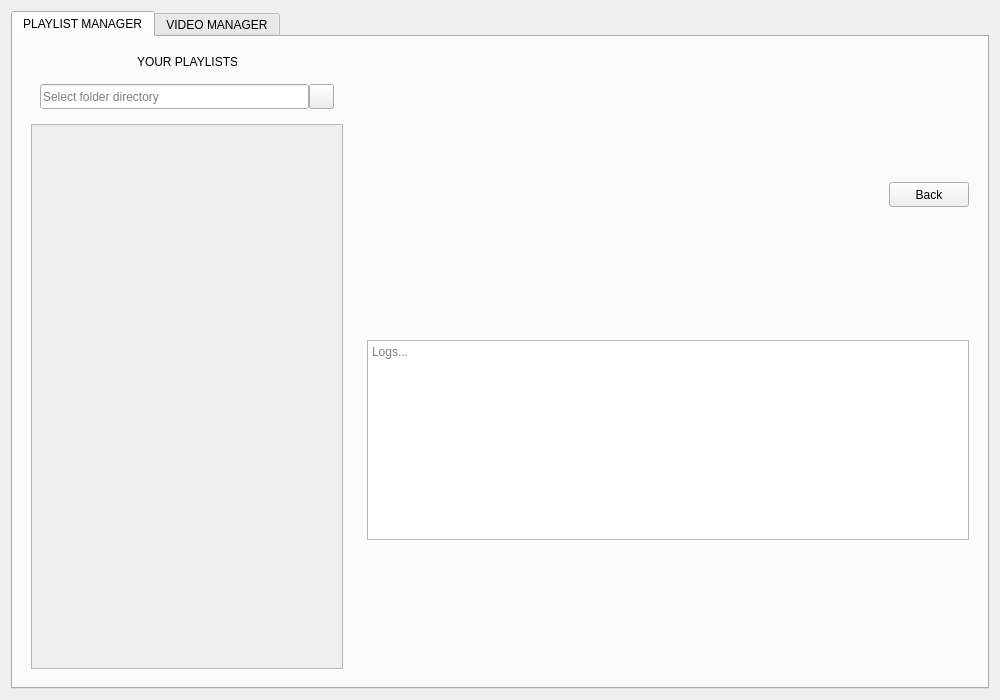
Above: main.ui from VitoCammarata/YTManager before the change. Below: the same form after it.
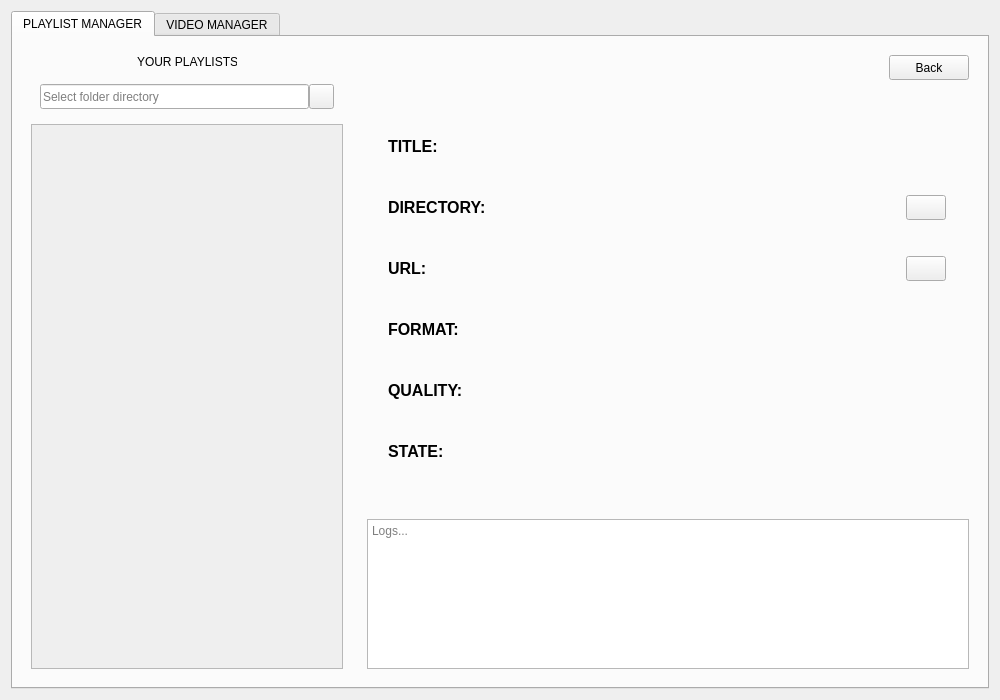
That is the form after the change. The open tabs and pages were chosen to show the change. Icons and pictures are not drawn.

Commit message: show playlist data

The edit to the form file:
```diff
--- a/main.ui
+++ b/main.ui
@@ -36,7 +36,7 @@
    <string notr="true"/>
   </property>
   <layout class="QGridLayout" name="gridLayout">
-   <item row="0" column="0">
+   <item row="1" column="0">
     <widget class="QTabWidget" name="menuSections">
      <property name="maximumSize">
       <size>
@@ -321,9 +321,6 @@
          </widget>
          <widget class="QWidget" name="managePlaylist">
           <layout class="QVBoxLayout" name="verticalLayout_4">
-           <property name="topMargin">
-            <number>9</number>
-           </property>
            <item alignment="Qt::AlignRight">
             <widget class="QPushButton" name="backButton">
              <property name="minimumSize">
@@ -346,14 +343,423 @@
              </property>
             </widget>
            </item>
+           <item>
+            <widget class="QWidget" name="playlistDataActions" native="true">
+             <layout class="QVBoxLayout" name="verticalLayout_6">
+              <item>
+               <widget class="QWidget" name="playlistInfoContainer" native="true">
+                <property name="maximumSize">
+                 <size>
+                  <width>16777215</width>
+                  <height>16777215</height>
+                 </size>
+                </property>
+                <property name="font">
+                 <font>
+                  <pointsize>12</pointsize>
+                  <bold>false</bold>
+                 </font>
+                </property>
+                <property name="cursor">
+                 <cursorShape>CrossCursor</cursorShape>
+                </property>
+                <layout class="QGridLayout" name="gridLayout_2">
+                 <item row="0" column="0">
+                  <widget class="QLabel" name="title">
+                   <property name="maximumSize">
+                    <size>
+                     <width>100</width>
+                     <height>25</height>
+                    </size>
+                   </property>
+                   <property name="font">
+                    <font>
+                     <pointsize>12</pointsize>
+                     <italic>false</italic>
+                     <bold>true</bold>
+                     <underline>false</underline>
+                     <strikeout>false</strikeout>
+                    </font>
+                   </property>
+                   <property name="styleSheet">
+                    <string notr="true">color: rgb(0, 0, 0);</string>
+                   </property>
+                   <property name="text">
+                    <string>TITLE:</string>
+                   </property>
+                  </widget>
+                 </item>
+                 <item row="0" column="1">
+                  <widget class="QLineEdit" name="titleName">
+                   <property name="maximumSize">
+                    <size>
+                     <width>400</width>
+                     <height>25</height>
+                    </size>
+                   </property>
+                   <property name="font">
+                    <font>
+                     <pointsize>12</pointsize>
+                     <bold>true</bold>
+                    </font>
+                   </property>
+                   <property name="styleSheet">
+                    <string notr="true">background:transparent</string>
+                   </property>
+                   <property name="frame">
+                    <bool>false</bool>
+                   </property>
+                   <property name="cursorPosition">
+                    <number>0</number>
+                   </property>
+                   <property name="alignment">
+                    <set>Qt::AlignLeading|Qt::AlignLeft|Qt::AlignVCenter</set>
+                   </property>
+                   <property name="dragEnabled">
+                    <bool>false</bool>
+                   </property>
+                   <property name="readOnly">
+                    <bool>true</bool>
+                   </property>
+                  </widget>
+                 </item>
+                 <item row="1" column="0">
+                  <widget class="QLabel" name="directory">
+                   <property name="maximumSize">
+                    <size>
+                     <width>100</width>
+                     <height>25</height>
+                    </size>
+                   </property>
+                   <property name="font">
+                    <font>
+                     <pointsize>12</pointsize>
+                     <bold>true</bold>
+                    </font>
+                   </property>
+                   <property name="styleSheet">
+                    <string notr="true">color: rgb(0, 0, 0);</string>
+                   </property>
+                   <property name="text">
+                    <string>DIRECTORY:</string>
+                   </property>
+                  </widget>
+                 </item>
+                 <item row="1" column="1">
+                  <widget class="QLineEdit" name="directoryName">
+                   <property name="maximumSize">
+                    <size>
+                     <width>400</width>
+                     <height>25</height>
+                    </size>
+                   </property>
+                   <property name="font">
+                    <font>
+                     <pointsize>12</pointsize>
+                     <bold>true</bold>
+                    </font>
+                   </property>
+                   <property name="styleSheet">
+                    <string notr="true">background:transparent</string>
+                   </property>
+                   <property name="frame">
+                    <bool>false</bool>
+                   </property>
+                   <property name="cursorPosition">
+                    <number>0</number>
+                   </property>
+                   <property name="alignment">
+                    <set>Qt::AlignLeading|Qt::AlignLeft|Qt::AlignVCenter</set>
+                   </property>
+                   <property name="dragEnabled">
+                    <bool>false</bool>
+                   </property>
+                   <property name="readOnly">
+                    <bool>true</bool>
+                   </property>
+                  </widget>
+                 </item>
+                 <item row="1" column="2">
+                  <widget class="QPushButton" name="openDirectory">
+                   <property name="maximumSize">
+                    <size>
+                     <width>40</width>
+                     <height>25</height>
+                    </size>
+                   </property>
+                   <property name="text">
+                    <string/>
+                   </property>
+                   <property name="icon">
+                    <iconset theme="folder"/>
+                   </property>
+                  </widget>
+                 </item>
+                 <item row="2" column="0">
+                  <widget class="QLabel" name="url">
+                   <property name="maximumSize">
+                    <size>
+                     <width>100</width>
+                     <height>25</height>
+                    </size>
+                   </property>
+                   <property name="font">
+                    <font>
+                     <pointsize>12</pointsize>
+                     <bold>true</bold>
+                    </font>
+                   </property>
+                   <property name="styleSheet">
+                    <string notr="true">color: rgb(0, 0, 0);</string>
+                   </property>
+                   <property name="text">
+                    <string>URL:</string>
+                   </property>
+                  </widget>
+                 </item>
+                 <item row="2" column="1">
+                  <widget class="QLineEdit" name="urlName">
+                   <property name="maximumSize">
+                    <size>
+                     <width>400</width>
+                     <height>25</height>
+                    </size>
+                   </property>
+                   <property name="font">
+                    <font>
+                     <pointsize>12</pointsize>
+                     <bold>true</bold>
+                    </font>
+                   </property>
+                   <property name="styleSheet">
+                    <string notr="true">background:transparent</string>
+                   </property>
+                   <property name="frame">
+                    <bool>false</bool>
+                   </property>
+                   <property name="cursorPosition">
+                    <number>0</number>
+                   </property>
+                   <property name="alignment">
+                    <set>Qt::AlignLeading|Qt::AlignLeft|Qt::AlignVCenter</set>
+                   </property>
+                   <property name="dragEnabled">
+                    <bool>false</bool>
+                   </property>
+                   <property name="readOnly">
+                    <bool>true</bool>
+                   </property>
+                  </widget>
+                 </item>
+                 <item row="2" column="2">
+                  <widget class="QPushButton" name="go_to_YT">
+                   <property name="maximumSize">
+                    <size>
+                     <width>40</width>
+                     <height>25</height>
+                    </size>
+                   </property>
+                   <property name="text">
+                    <string/>
+                   </property>
+                   <property name="icon">
+                    <iconset theme="applications-multimedia"/>
+                   </property>
+                  </widget>
+                 </item>
+                 <item row="3" column="0">
+                  <widget class="QLabel" name="format">
+                   <property name="maximumSize">
+                    <size>
+                     <width>100</width>
+                     <height>25</height>
+                    </size>
+                   </property>
+                   <property name="font">
+                    <font>
+                     <pointsize>12</pointsize>
+                     <bold>true</bold>
+                    </font>
+                   </property>
+                   <property name="styleSheet">
+                    <string notr="true">color: rgb(0, 0, 0);</string>
+                   </property>
+                   <property name="text">
+                    <string>FORMAT:</string>
+                   </property>
+                  </widget>
+                 </item>
+                 <item row="3" column="1">
+                  <widget class="QLineEdit" name="formatName">
+                   <property name="maximumSize">
+                    <size>
+                     <width>400</width>
+                     <height>25</height>
+                    </size>
+                   </property>
+                   <property name="font">
+                    <font>
+                     <pointsize>12</pointsize>
+                     <bold>true</bold>
+                    </font>
+                   </property>
+                   <property name="styleSheet">
+                    <string notr="true">background:transparent</string>
+                   </property>
+                   <property name="frame">
+                    <bool>false</bool>
+                   </property>
+                   <property name="cursorPosition">
+                    <number>0</number>
+                   </property>
+                   <property name="alignment">
+                    <set>Qt::AlignLeading|Qt::AlignLeft|Qt::AlignVCenter</set>
+                   </property>
+                   <property name="dragEnabled">
+                    <bool>false</bool>
+                   </property>
+                   <property name="readOnly">
+                    <bool>true</bool>
+                   </property>
+                  </widget>
+                 </item>
+                 <item row="4" column="0">
+                  <widget class="QLabel" name="quality">
+                   <property name="maximumSize">
+                    <size>
+                     <width>100</width>
+                     <height>25</height>
+                    </size>
+                   </property>
+                   <property name="font">
+                    <font>
+                     <pointsize>12</pointsize>
+                     <bold>true</bold>
+                    </font>
+                   </property>
+                   <property name="styleSheet">
+                    <string notr="true">color: rgb(0, 0, 0);</string>
+                   </property>
+                   <property name="text">
+                    <string>QUALITY:</string>
+                   </property>
+                  </widget>
+                 </item>
+                 <item row="4" column="1">
+                  <widget class="QLineEdit" name="qualityName">
+                   <property name="maximumSize">
+                    <size>
+                     <width>400</width>
+                     <height>25</height>
+                    </size>
+                   </property>
+                   <property name="font">
+                    <font>
+                     <pointsize>12</pointsize>
+                     <bold>true</bold>
+                    </font>
+                   </property>
+                   <property name="styleSheet">
+                    <string notr="true">background:transparent</string>
+                   </property>
+                   <property name="frame">
+                    <bool>false</bool>
+                   </property>
+                   <property name="cursorPosition">
+                    <number>0</number>
+                   </property>
+                   <property name="alignment">
+                    <set>Qt::AlignLeading|Qt::AlignLeft|Qt::AlignVCenter</set>
+                   </property>
+                   <property name="dragEnabled">
+                    <bool>false</bool>
+                   </property>
+                   <property name="readOnly">
+                    <bool>true</bool>
+                   </property>
+                  </widget>
+                 </item>
+                 <item row="5" column="0">
+                  <widget class="QLabel" name="state">
+                   <property name="maximumSize">
+                    <size>
+                     <width>100</width>
+                     <height>25</height>
+                    </size>
+                   </property>
+                   <property name="font">
+                    <font>
+                     <pointsize>12</pointsize>
+                     <bold>true</bold>
+                    </font>
+                   </property>
+                   <property name="styleSheet">
+                    <string notr="true">color: rgb(0, 0, 0);</string>
+                   </property>
+                   <property name="text">
+                    <string>STATE:</string>
+                   </property>
+                  </widget>
+                 </item>
+                 <item row="5" column="1">
+                  <widget class="QLineEdit" name="stateName">
+                   <property name="maximumSize">
+                    <size>
+                     <width>400</width>
+                     <height>25</height>
+                    </size>
+                   </property>
+                   <property name="font">
+                    <font>
+                     <pointsize>12</pointsize>
+                     <bold>true</bold>
+                    </font>
+                   </property>
+                   <property name="styleSheet">
+                    <string notr="true">background:transparent</string>
+                   </property>
+                   <property name="frame">
+                    <bool>false</bool>
+                   </property>
+                   <property name="cursorPosition">
+                    <number>0</number>
+                   </property>
+                   <property name="alignment">
+                    <set>Qt::AlignLeading|Qt::AlignLeft|Qt::AlignVCenter</set>
+                   </property>
+                   <property name="dragEnabled">
+                    <bool>false</bool>
+                   </property>
+                   <property name="readOnly">
+                    <bool>true</bool>
+                   </property>
+                  </widget>
+                 </item>
+                </layout>
+               </widget>
+              </item>
+             </layout>
+            </widget>
+           </item>
            <item>
             <widget class="QTextBrowser" name="playlistsLogsOutput">
              <property name="maximumSize">
               <size>
                <width>16777215</width>
-               <height>200</height>
+               <height>150</height>
               </size>
              </property>
+             <property name="font">
+              <font>
+               <italic>false</italic>
+              </font>
+             </property>
+             <property name="overwriteMode">
+              <bool>false</bool>
+             </property>
+             <property name="acceptRichText">
+              <bool>true</bool>
+             </property>
              <property name="placeholderText">
               <string>Logs...</string>
              </property>
```
Left out of the diff: 4 changed lines with no effect on the pictures. The commit also changes 2 other files.
